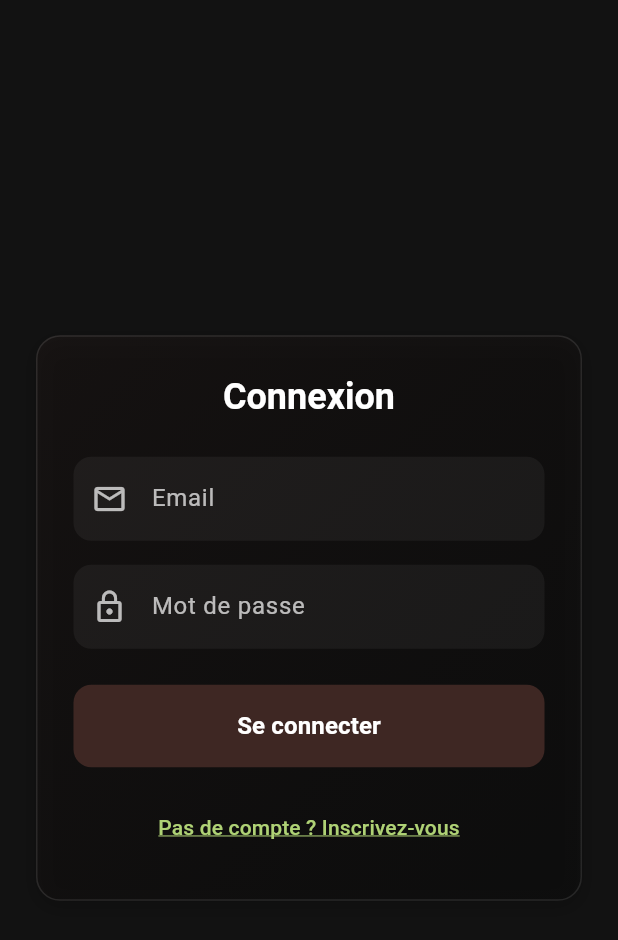
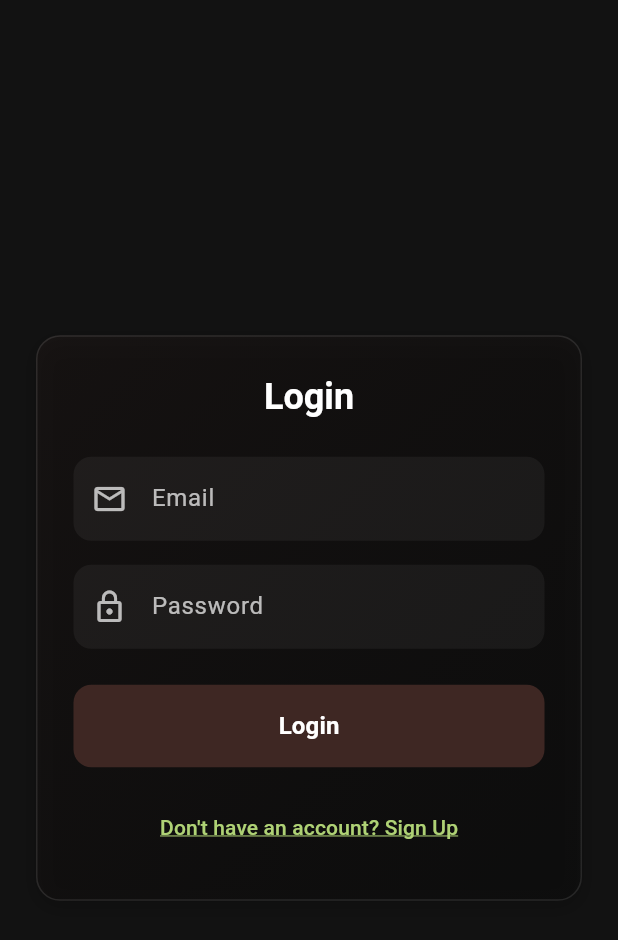
Before and after one commit to estelleJoyb/champix, a Flutter app: the screen it shows after launch, on a phone screen of 412 x 824 dp. Shown: the top 940 px of the screen. Run offline on Flutter 3.47's test engine with Material 3 defaults, Android fonts, the phone set to English and light mode, and no system bars; our stand-ins replace camera, flutter_svg, go_router, image_picker; missing offline and left inert: adaptive_navigation, window_size; accounts and stored records are empty.

Commit message:
feat: front in english

```diff
--- a/champix/lib/src/components/history_item_tile.dart
+++ b/champix/lib/src/components/history_item_tile.dart
@@ -12,7 +12,7 @@
   Widget build(BuildContext context) {
     final createdAt = DateTime.tryParse(item['created_at'] ?? '') ?? DateTime.now();
     final formattedDate = "${createdAt.day}/${createdAt.month}/${createdAt.year}";
-    final result = item['result'] ?? 'Résultat inconnu';
+    final result = item['result'] ?? 'Unknown result';
     final imageUrl = item['image_url'] ?? '';
 
     final detailJson = jsonDecode(item['analyse_detail']);
@@ -29,7 +29,7 @@
               ? Image.network(imageUrl, width: 56, height: 56, fit: BoxFit.cover)
               : const Icon(Icons.image_not_supported, size: 56),
         ),
-        title: Text('Analyse du $formattedDate'),
+        title: Text('Analysis $formattedDate'),
         subtitle: Text(result),
         trailing: const Icon(Icons.chevron_right)
       ),
--- a/champix/lib/src/screens/champignon_details.dart
+++ b/champix/lib/src/screens/champignon_details.dart
@@ -90,7 +90,7 @@
         backgroundColor: const Color(0xFF121212),
         body: Center(
           child: Text(
-            'Pas de champignons trouvés.',
+            'No mushroom found',
             style: theme.textTheme.titleLarge?.copyWith(
                   color: Colors.white,
                   fontWeight: FontWeight.w600,
@@ -241,8 +241,8 @@
                           ),
                           child: Text(
                             champignon!.edible
-                                ? 'Comestible'
-                                : 'Non Comestible',
+                                ? 'Edibles'
+                                : 'Non-edibles',
                             style: TextStyle(
                               color: champignon!.edible
                                   ? Colors.greenAccent
--- a/champix/lib/src/screens/champignon_detect.dart
+++ b/champix/lib/src/screens/champignon_detect.dart
@@ -44,7 +44,7 @@
   Widget build(BuildContext context) {
     return Scaffold(
       appBar: AppBar(
-        title: const Text('Identifier un Champignon'),
+        title: const Text('Mushroom Detection'),
       ),
       body: _isLoading
           ? const Center(child: CircularProgressIndicator())
--- a/champix/lib/src/screens/scaffold.dart
+++ b/champix/lib/src/screens/scaffold.dart
@@ -26,8 +26,8 @@
           if (idx == 2) goRouter.go('/profile');
         },
         destinations:  const [
-          AdaptiveScaffoldDestination(title: 'Champignons', icon: Icons.person),
-          AdaptiveScaffoldDestination(title: 'Identifier', icon: Icons.add_a_photo),
+          AdaptiveScaffoldDestination(title: 'Mushromms', icon: Icons.person),
+          AdaptiveScaffoldDestination(title: 'Scan', icon: Icons.add_a_photo),
           AdaptiveScaffoldDestination(title: 'Profile', icon: Icons.person),
         ],
       ),
--- a/champix/lib/src/screens/sign_in.dart
+++ b/champix/lib/src/screens/sign_in.dart
@@ -86,7 +86,7 @@
     final theme = Theme.of(context);
 
     return Scaffold(
-      backgroundColor: const Color(0xFF121212), // Dark background
+      backgroundColor: const Color(0xFF121212),
       body: SafeArea(
         child: Center(
           child: FadeTransition(
@@ -101,7 +101,7 @@
                     begin: Alignment.topLeft,
                     end: Alignment.bottomRight,
                     colors: [
-                      const Color(0xFF3E2723).withOpacity(0.15), // Brown secondary
+                      const Color(0xFF3E2723).withOpacity(0.15),
                       Colors.black.withOpacity(0.1),
                     ],
                   ),
@@ -121,7 +121,7 @@
                   children: [
                     // Title
                     Text(
-                      'Connexion',
+                      'Login',
                       style: theme.textTheme.headlineSmall?.copyWith(
                             color: Colors.white,
                             fontWeight: FontWeight.bold,
@@ -189,7 +189,7 @@
                     TextField(
                       controller: _passwordController,
                       decoration: InputDecoration(
-                        labelText: 'Mot de passe',
+                        labelText: 'Password',
                         labelStyle: TextStyle(color: Colors.white70),
                         filled: true,
                         fillColor: Colors.white.withOpacity(0.05),
@@ -220,7 +220,7 @@
                         shadowColor: Colors.black.withOpacity(0.3),
                       ),
                       child: const Text(
-                        'Se connecter',
+                        'Login',
                         style: TextStyle(
                           fontSize: 16,
                           fontWeight: FontWeight.w600,
@@ -233,8 +233,8 @@
                       uri: Uri.parse('/sign-up'),
                       builder: (context, followLink) => TextButton(
                         onPressed: followLink,
-                        child: Text(
-                          'Pas de compte ? Inscrivez-vous',
+                        child: const Text(
+                          "Don't have an account? Sign Up",
                           style: TextStyle(
                             color: Constants.paleGreen,
                             fontSize: 14,
--- a/champix/lib/src/screens/sign_up.dart
+++ b/champix/lib/src/screens/sign_up.dart
@@ -61,14 +61,14 @@
         _passwordController.text.isEmpty ||
         _confirmPasswordController.text.isEmpty) {
       setState(() {
-        _error = "Veuillez remplir tous les champs";
+        _error = "Please fill in all fields";
       });
       return;
     }
 
     if (_passwordController.text != _confirmPasswordController.text) {
       setState(() {
-        _error = "Les mots de passe ne correspondent pas";
+        _error = "Passwords do not match";
       });
       return;
     }
@@ -84,7 +84,7 @@
 
     if (!success) {
       setState(() {
-        _error = "Erreur lors de l'inscription";
+        _error = "Failed to create account. Please try again.";
       });
     } else {
       setState(() {
@@ -136,7 +136,7 @@
                   crossAxisAlignment: CrossAxisAlignment.stretch,
                   children: [
                     Text(
-                      'Inscription',
+                      'Sign Up',
                       style: theme.textTheme.headlineSmall?.copyWith(
                             color: Colors.white,
                             fontWeight: FontWeight.bold,
@@ -181,7 +181,7 @@
                     TextField(
                       controller: _usernameController,
                       decoration: InputDecoration(
-                        labelText: 'Nom d\'utilisateur',
+                        labelText: 'Username',
                         labelStyle: const TextStyle(color: Colors.white70),
                         filled: true,
                         fillColor: Colors.white.withOpacity(0.05),
@@ -220,7 +220,7 @@
                     TextField(
                       controller: _passwordController,
                       decoration: InputDecoration(
-                        labelText: 'Mot de passe',
+                        labelText: 'Password',
                         labelStyle: const TextStyle(color: Colors.white70),
                         filled: true,
                         fillColor: Colors.white.withOpacity(0.05),
@@ -240,7 +240,7 @@
                     TextField(
                       controller: _confirmPasswordController,
                       decoration: InputDecoration(
-                        labelText: 'Confirmer le mot de passe',
+                        labelText: 'Confirm Password',
                         labelStyle: const TextStyle(color: Colors.white70),
                         filled: true,
                         fillColor: Colors.white.withOpacity(0.05),
@@ -270,7 +270,7 @@
                         shadowColor: Colors.black.withOpacity(0.3),
                       ),
                       child: const Text(
-                        'S\'inscrire',
+                        'Sign Up',
                         style: TextStyle(
                           fontSize: 16,
                           fontWeight: FontWeight.w600,
@@ -282,8 +282,8 @@
                       uri: Uri.parse('/sign-in'),
                       builder: (context, followLink) => TextButton(
                         onPressed: followLink,
-                        child: Text(
-                          'Déjà un compte ? Connectez-vous',
+                        child: const Text(
+                          'Already have an account? Sign In',
                           style: TextStyle(
                             color: Constants.paleGreen,
                             fontSize: 14,
--- a/champix/lib/src/services/users_service.dart
+++ b/champix/lib/src/services/users_service.dart
@@ -19,7 +19,7 @@
       headers: {'Content-Type': 'application/json'},
       body: jsonEncode({
         'username': username,
-        'email': email,
+        'email': email.toLowerCase(),
         'password': password,
       }),
     );
@@ -28,10 +28,11 @@
 
   Future<http.Response> login(String email, String password) async {
     final url = Uri.parse('$baseUrl/auth/token');
+    final emailLower = email.toLowerCase();
     final response = await http.post(
       url,
       headers: {'Content-Type': 'application/x-www-form-urlencoded'},
-      body: 'username=$email&password=$password',
+      body: 'username=$emailLower&password=$password',
     );
     return response;
   }
--- a/champix/lib/src/widgets/champignon_list.dart
+++ b/champix/lib/src/widgets/champignon_list.dart
@@ -112,8 +112,8 @@
                             const SizedBox(height: 8),
                             Text(
                               champignon.edible
-                                  ? 'Comestible'
-                                  : 'Non Comestible',
+                                  ? 'Edible'
+                                  : 'Non-edible',
                               style: theme.textTheme.bodyMedium?.copyWith(
                                     color: champignon.edible
                                         ? Colors.greenAccent
```
Also changed, not shown: champix/lib/src/components/all_history.dart (+4 -4 lines), champix/lib/src/components/analysis_screen.dart (+5 -5 lines), champix/lib/src/screens/champignons.dart (+7 -7 lines), champix/lib/src/screens/profile.dart (+14 -10 lines), champix/lib/src/services/mushroom_ai_service.dart (+16 -23 lines), champix/lib/src/widgets/analysis_result_widget.dart (+9 -9 lines), champix/lib/src/widgets/take_picture.dart (+9 -9 lines).
